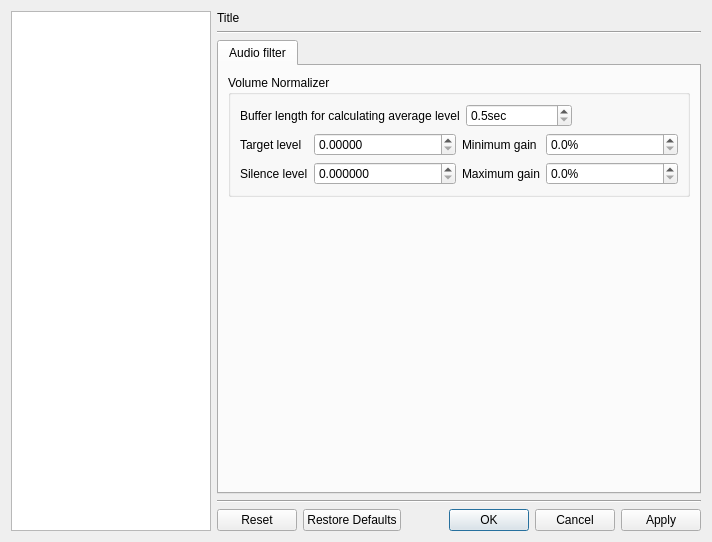
Before: the Qt Designer form src/cmplayer/ui/prefdialog.ui in bylee20/bomi, drawn with Qt 5.
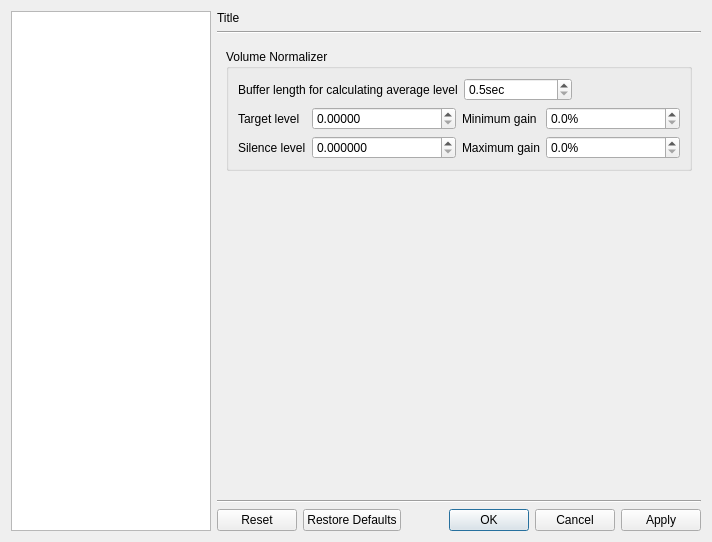
After: the same form once the commit is applied. The open tabs and pages were chosen to show the change. Icons and pictures are not drawn. Custom widgets are drawn as their Qt base class.

Commit message: * New: Audio tab in preferences

```diff
--- a/src/cmplayer/ui/prefdialog.ui
+++ b/src/cmplayer/ui/prefdialog.ui
@@ -423,194 +423,6 @@
              <string>Audio filter</string>
             </attribute>
             <layout class="QVBoxLayout" name="verticalLayout_9">
-             <item>
-              <widget class="QGroupBox" name="groupBox_12">
-               <property name="title">
-                <string>Volume Normalizer</string>
-               </property>
-               <layout class="QGridLayout" name="gridLayout_3">
-                <item row="0" column="0" colspan="2">
-                 <layout class="QHBoxLayout" name="horizontalLayout_12">
-                  <item>
-                   <widget class="QLabel" name="label_42">
-                    <property name="text">
-                     <string>Buffer length for calculating average level</string>
-                    </property>
-                   </widget>
-                  </item>
-                  <item>
-                   <widget class="QDoubleSpinBox" name="normalizer_length">
-                    <property name="sizePolicy">
-                     <sizepolicy hsizetype="Expanding" vsizetype="Fixed">
-                      <horstretch>0</horstretch>
-                      <verstretch>0</verstretch>
-                     </sizepolicy>
-                    </property>
-                    <property name="accelerated">
-                     <bool>true</bool>
-                    </property>
-                    <property name="suffix">
-                     <string>sec</string>
-                    </property>
-                    <property name="decimals">
-                     <number>1</number>
-                    </property>
-                    <property name="minimum">
-                     <double>0.500000000000000</double>
-                    </property>
-                    <property name="maximum">
-                     <double>30.000000000000000</double>
-                    </property>
-                    <property name="singleStep">
-                     <double>0.500000000000000</double>
-                    </property>
-                   </widget>
-                  </item>
-                  <item>
-                   <spacer name="horizontalSpacer_17">
-                    <property name="orientation">
-                     <enum>Qt::Horizontal</enum>
-                    </property>
-                    <property name="sizeHint" stdset="0">
-                     <size>
-                      <width>40</width>
-                      <height>20</height>
-                     </size>
-                    </property>
-                   </spacer>
-                  </item>
-                 </layout>
-                </item>
-                <item row="1" column="0">
-                 <layout class="QFormLayout" name="formLayout_13">
-                  <property name="fieldGrowthPolicy">
-                   <enum>QFormLayout::ExpandingFieldsGrow</enum>
-                  </property>
-                  <item row="0" column="0">
-                   <widget class="QLabel" name="label_22">
-                    <property name="text">
-                     <string>Target level</string>
-                    </property>
-                   </widget>
-                  </item>
-                  <item row="0" column="1">
-                   <widget class="QDoubleSpinBox" name="normalizer_target">
-                    <property name="sizePolicy">
-                     <sizepolicy hsizetype="Expanding" vsizetype="Fixed">
-                      <horstretch>0</horstretch>
-                      <verstretch>0</verstretch>
-                     </sizepolicy>
-                    </property>
-                    <property name="accelerated">
-                     <bool>true</bool>
-                    </property>
-                    <property name="decimals">
-                     <number>5</number>
-                    </property>
-                    <property name="maximum">
-                     <double>1.000000000000000</double>
-                    </property>
-                    <property name="singleStep">
-                     <double>0.010000000000000</double>
-                    </property>
-                   </widget>
-                  </item>
-                  <item row="1" column="0">
-                   <widget class="QLabel" name="label_16">
-                    <property name="text">
-                     <string>Silence level</string>
-                    </property>
-                   </widget>
-                  </item>
-                  <item row="1" column="1">
-                   <widget class="QDoubleSpinBox" name="normalizer_silence">
-                    <property name="sizePolicy">
-                     <sizepolicy hsizetype="Expanding" vsizetype="Fixed">
-                      <horstretch>0</horstretch>
-                      <verstretch>0</verstretch>
-                     </sizepolicy>
-                    </property>
-                    <property name="accelerated">
-                     <bool>true</bool>
-                    </property>
-                    <property name="decimals">
-                     <number>6</number>
-                    </property>
-                    <property name="maximum">
-                     <double>0.100000000000000</double>
-                    </property>
-                    <property name="singleStep">
-                     <double>0.000001000000000</double>
-                    </property>
-                   </widget>
-                  </item>
-                 </layout>
-                </item>
-                <item row="1" column="1">
-                 <layout class="QFormLayout" name="formLayout_14">
-                  <item row="0" column="0">
-                   <widget class="QLabel" name="label_28">
-                    <property name="text">
-                     <string>Minimum gain</string>
-                    </property>
-                   </widget>
-                  </item>
-                  <item row="0" column="1">
-                   <widget class="QDoubleSpinBox" name="normalizer_min">
-                    <property name="sizePolicy">
-                     <sizepolicy hsizetype="Expanding" vsizetype="Fixed">
-                      <horstretch>0</horstretch>
-                      <verstretch>0</verstretch>
-                     </sizepolicy>
-                    </property>
-                    <property name="accelerated">
-                     <bool>true</bool>
-                    </property>
-                    <property name="suffix">
-                     <string notr="true">%</string>
-                    </property>
-                    <property name="decimals">
-                     <number>1</number>
-                    </property>
-                    <property name="maximum">
-                     <double>999.000000000000000</double>
-                    </property>
-                   </widget>
-                  </item>
-                  <item row="1" column="0">
-                   <widget class="QLabel" name="label_29">
-                    <property name="text">
-                     <string>Maximum gain</string>
-                    </property>
-                   </widget>
-                  </item>
-                  <item row="1" column="1">
-                   <widget class="QDoubleSpinBox" name="normalizer_max">
-                    <property name="sizePolicy">
-                     <sizepolicy hsizetype="Expanding" vsizetype="Fixed">
-                      <horstretch>0</horstretch>
-                      <verstretch>0</verstretch>
-                     </sizepolicy>
-                    </property>
-                    <property name="accelerated">
-                     <bool>true</bool>
-                    </property>
-                    <property name="suffix">
-                     <string notr="true">%</string>
-                    </property>
-                    <property name="decimals">
-                     <number>1</number>
-                    </property>
-                    <property name="maximum">
-                     <double>9999.000000000000000</double>
-                    </property>
-                   </widget>
-                  </item>
-                 </layout>
-                </item>
-               </layout>
-              </widget>
-             </item>
              <item>
               <spacer name="verticalSpacer_2">
                <property name="orientation">
@@ -1743,6 +1555,211 @@
          </item>
         </layout>
        </widget>
+       <widget class="QWidget" name="audio_filter">
+        <layout class="QVBoxLayout" name="verticalLayout_35">
+         <item>
+          <widget class="QGroupBox" name="groupBox_12">
+           <property name="title">
+            <string>Volume Normalizer</string>
+           </property>
+           <layout class="QGridLayout" name="gridLayout_3">
+            <item row="0" column="0" colspan="2">
+             <layout class="QHBoxLayout" name="horizontalLayout_12">
+              <item>
+               <widget class="QLabel" name="label_42">
+                <property name="text">
+                 <string>Buffer length for calculating average level</string>
+                </property>
+               </widget>
+              </item>
+              <item>
+               <widget class="QDoubleSpinBox" name="normalizer_length">
+                <property name="sizePolicy">
+                 <sizepolicy hsizetype="Expanding" vsizetype="Fixed">
+                  <horstretch>0</horstretch>
+                  <verstretch>0</verstretch>
+                 </sizepolicy>
+                </property>
+                <property name="accelerated">
+                 <bool>true</bool>
+                </property>
+                <property name="suffix">
+                 <string>sec</string>
+                </property>
+                <property name="decimals">
+                 <number>1</number>
+                </property>
+                <property name="minimum">
+                 <double>0.500000000000000</double>
+                </property>
+                <property name="maximum">
+                 <double>30.000000000000000</double>
+                </property>
+                <property name="singleStep">
+                 <double>0.500000000000000</double>
+                </property>
+               </widget>
+              </item>
+              <item>
+               <spacer name="horizontalSpacer_17">
+                <property name="orientation">
+                 <enum>Qt::Horizontal</enum>
+                </property>
+                <property name="sizeHint" stdset="0">
+                 <size>
+                  <width>40</width>
+                  <height>20</height>
+                 </size>
+                </property>
+               </spacer>
+              </item>
+             </layout>
+            </item>
+            <item row="1" column="0">
+             <layout class="QFormLayout" name="formLayout_13">
+              <property name="fieldGrowthPolicy">
+               <enum>QFormLayout::ExpandingFieldsGrow</enum>
+              </property>
+              <item row="0" column="0">
+               <widget class="QLabel" name="label_22">
+                <property name="text">
+                 <string>Target level</string>
+                </property>
+               </widget>
+              </item>
+              <item row="0" column="1">
+               <widget class="QDoubleSpinBox" name="normalizer_target">
+                <property name="sizePolicy">
+                 <sizepolicy hsizetype="Expanding" vsizetype="Fixed">
+                  <horstretch>0</horstretch>
+                  <verstretch>0</verstretch>
+                 </sizepolicy>
+                </property>
+                <property name="accelerated">
+                 <bool>true</bool>
+                </property>
+                <property name="decimals">
+                 <number>5</number>
+                </property>
+                <property name="maximum">
+                 <double>1.000000000000000</double>
+                </property>
+                <property name="singleStep">
+                 <double>0.010000000000000</double>
+                </property>
+               </widget>
+              </item>
+              <item row="1" column="0">
+               <widget class="QLabel" name="label_16">
+                <property name="text">
+                 <string>Silence level</string>
+                </property>
+               </widget>
+              </item>
+              <item row="1" column="1">
+               <widget class="QDoubleSpinBox" name="normalizer_silence">
+                <property name="sizePolicy">
+                 <sizepolicy hsizetype="Expanding" vsizetype="Fixed">
+                  <horstretch>0</horstretch>
+                  <verstretch>0</verstretch>
+                 </sizepolicy>
+                </property>
+                <property name="accelerated">
+                 <bool>true</bool>
+                </property>
+                <property name="decimals">
+                 <number>6</number>
+                </property>
+                <property name="maximum">
+                 <double>0.100000000000000</double>
+                </property>
+                <property name="singleStep">
+                 <double>0.000001000000000</double>
+                </property>
+               </widget>
+              </item>
+             </layout>
+            </item>
+            <item row="1" column="1">
+             <layout class="QFormLayout" name="formLayout_14">
+              <item row="0" column="0">
+               <widget class="QLabel" name="label_28">
+                <property name="text">
+                 <string>Minimum gain</string>
+                </property>
+               </widget>
+              </item>
+              <item row="0" column="1">
+               <widget class="QDoubleSpinBox" name="normalizer_min">
+                <property name="sizePolicy">
+                 <sizepolicy hsizetype="Expanding" vsizetype="Fixed">
+                  <horstretch>0</horstretch>
+                  <verstretch>0</verstretch>
+                 </sizepolicy>
+                </property>
+                <property name="accelerated">
+                 <bool>true</bool>
+                </property>
+                <property name="suffix">
+                 <string notr="true">%</string>
+                </property>
+                <property name="decimals">
+                 <number>1</number>
+                </property>
+                <property name="maximum">
+                 <double>999.000000000000000</double>
+                </property>
+               </widget>
+              </item>
+              <item row="1" column="0">
+               <widget class="QLabel" name="label_29">
+                <property name="text">
+                 <string>Maximum gain</string>
+                </property>
+               </widget>
+              </item>
+              <item row="1" column="1">
+               <widget class="QDoubleSpinBox" name="normalizer_max">
+                <property name="sizePolicy">
+                 <sizepolicy hsizetype="Expanding" vsizetype="Fixed">
+                  <horstretch>0</horstretch>
+                  <verstretch>0</verstretch>
+                 </sizepolicy>
+                </property>
+                <property name="accelerated">
+                 <bool>true</bool>
+                </property>
+                <property name="suffix">
+                 <string notr="true">%</string>
+                </property>
+                <property name="decimals">
+                 <number>1</number>
+                </property>
+                <property name="maximum">
+                 <double>9999.000000000000000</double>
+                </property>
+               </widget>
+              </item>
+             </layout>
+            </item>
+           </layout>
+          </widget>
+         </item>
+         <item>
+          <spacer name="verticalSpacer_8">
+           <property name="orientation">
+            <enum>Qt::Vertical</enum>
+           </property>
+           <property name="sizeHint" stdset="0">
+            <size>
+             <width>20</width>
+             <height>303</height>
+            </size>
+           </property>
+          </spacer>
+         </item>
+        </layout>
+       </widget>
        <widget class="QWidget" name="video_hwacc">
         <layout class="QVBoxLayout" name="verticalLayout_33">
          <item>
```
Left out of the diff: 2 changed lines with no effect on the pictures. The commit also changes 5 other files.
